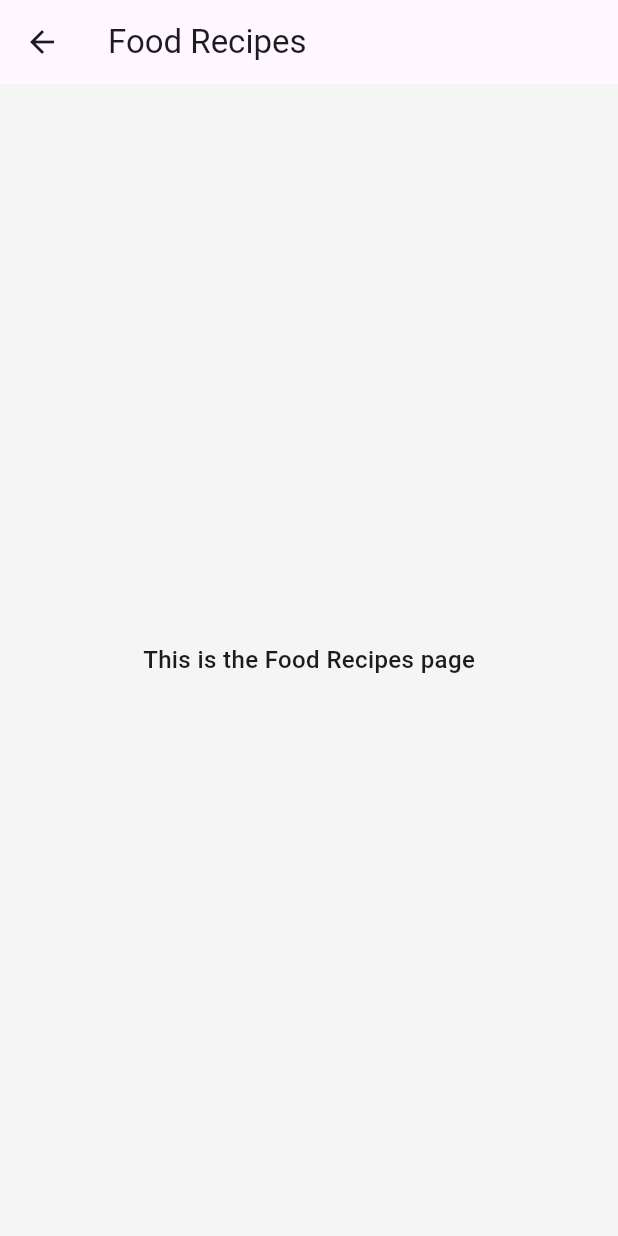
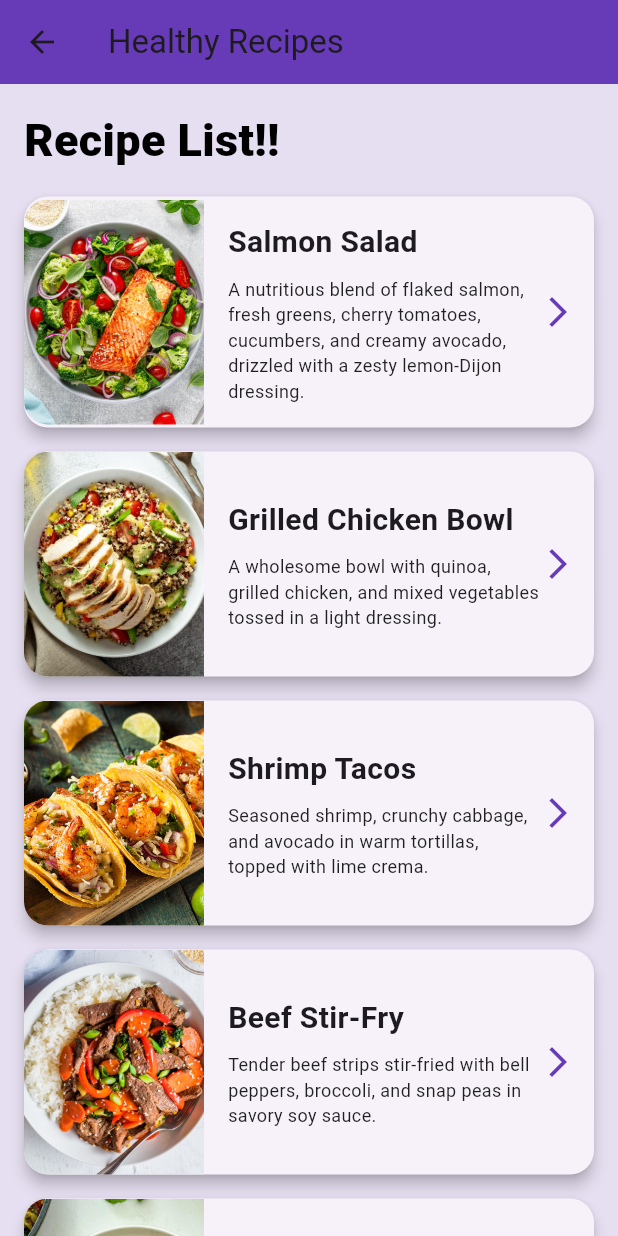
Before and after one commit to ReykarKoisa/SoftEngProject, a Flutter app: the HomePage screen opened by its route, after a tap on "Foods", on a phone screen of 412 x 824 dp. Run offline on Flutter 3.47's test engine with Material 3 defaults, Android fonts, the phone set to English and light mode, and no system bars.

Commit message:
I added 2 additional dart files and edited import in main file

```diff
--- a/soft_eng_code/lib/main.dart
+++ b/soft_eng_code/lib/main.dart
@@ -1,6 +1,7 @@
 // lib/main.dart
 import 'package:flutter/material.dart';
-import 'package:soft_eng_code/bmi_tracker.dart';  // ← your real BMI tracker widget
+import 'package:soft_eng_code/bmi_tracker.dart';
+import 'package:soft_eng_code/recipe_list_screen.dart';// ← your real BMI tracker widget
 
 void main() => runApp(const FitnessApp());
 
@@ -25,7 +26,7 @@
         '/bmi':      (c) => const InputPage(),
         '/weight':   (c) => const PlaceholderScreen(title: 'Weight Tracker'),
         '/exercises':(c) => const PlaceholderScreen(title: 'Exercises'),
-        '/recipes':  (c) => const PlaceholderScreen(title: 'Food Recipes'),
+        '/recipes':  (c) => const RecipeListScreen(),
         '/health':   (c) => const PlaceholderScreen(title: 'Health Info'),
       },
     );
--- /dev/null
+++ b/soft_eng_code/lib/recipe_detail_screen.dart
@@ -0,0 +1,179 @@
+import 'package:flutter/material.dart';
+
+class SalmonSaladScreen extends StatelessWidget {
+  const SalmonSaladScreen({super.key});
+
+  @override
+  Widget build(BuildContext context) {
+    return _RecipeTemplate(
+      title: 'Salmon Salad',
+      imagePath: 'assets/images/salmon_salad.jpg',
+      ingredients: [
+        '1 grilled salmon fillet',
+        '2 cups mixed greens',
+        '1/2 avocado, sliced',
+        'Cherry tomatoes',
+        'Lemon vinaigrette',
+      ],
+      steps: [
+        'Grill the salmon until cooked through.',
+        'Toss greens with avocado and tomatoes.',
+        'Top with salmon and drizzle dressing.',
+      ],
+    );
+  }
+}
+
+class GrilledChickenScreen extends StatelessWidget {
+  const GrilledChickenScreen({super.key});
+
+  @override
+  Widget build(BuildContext context) {
+    return _RecipeTemplate(
+      title: 'Grilled Chicken Bowl',
+      imagePath: 'assets/images/grilled_chicken.jpg',
+      ingredients: [
+        '1 chicken breast, grilled',
+        '1 cup brown rice',
+        'Steamed broccoli',
+        'Roasted bell peppers',
+        'Yogurt sauce',
+      ],
+      steps: [
+        'Grill chicken and slice into strips.',
+        'Prepare rice and veggies.',
+        'Arrange in a bowl and add yogurt sauce.',
+      ],
+    );
+  }
+}
+
+class ShrimpTacosScreen extends StatelessWidget {
+  const ShrimpTacosScreen({super.key});
+
+  @override
+  Widget build(BuildContext context) {
+    return _RecipeTemplate(
+      title: 'Shrimp Tacos',
+      imagePath: 'assets/images/shrimp_tacos.jpg',
+      ingredients: [
+        '12 shrimp, peeled and deveined',
+        '2 small tortillas',
+        '1/4 cup red cabbage, shredded',
+        'Sliced avocado',
+        'Lime wedges',
+        'Sour cream or chipotle sauce',
+      ],
+      steps: [
+        'Season and sauté shrimp until pink.',
+        'Warm tortillas.',
+        'Layer cabbage, shrimp, avocado.',
+        'Top with sauce and squeeze lime.',
+      ],
+    );
+  }
+}
+
+class BeefStirFryScreen extends StatelessWidget {
+  const BeefStirFryScreen({super.key});
+
+  @override
+  Widget build(BuildContext context) {
+    return _RecipeTemplate(
+      title: 'Beef Stir-Fry',
+      imagePath: 'assets/images/beef_stirfry.jpg',
+      ingredients: [
+        '1 cup sliced beef',
+        '1/2 bell pepper, sliced',
+        '1/2 onion, sliced',
+        'Soy sauce and garlic',
+        '1 cup cooked rice',
+      ],
+      steps: [
+        'Marinate beef in soy sauce and garlic.',
+        'Stir-fry beef until browned.',
+        'Add vegetables and cook until tender.',
+        'Serve over rice.',
+      ],
+    );
+  }
+}
+
+class ZucchiniPestoScreen extends StatelessWidget {
+  const ZucchiniPestoScreen({super.key});
+
+  @override
+  Widget build(BuildContext context) {
+    return _RecipeTemplate(
+      title: 'Zucchini Noodles with Pesto',
+      imagePath: 'assets/images/zucchini_pesto.jpg',
+      ingredients: [
+        '2 zucchinis, spiralized',
+        '1/4 cup pesto sauce',
+        'Cherry tomatoes (optional)',
+        'Parmesan cheese',
+        'Salt and pepper',
+      ],
+      steps: [
+        'Sauté zucchini noodles briefly.',
+        'Add pesto and toss gently.',
+        'Top with tomatoes and parmesan.',
+      ],
+    );
+  }
+}
+
+// ─────────────────────────────────────────────────────────────────────────────
+// Shared Layout Template for Recipe Screens
+// ─────────────────────────────────────────────────────────────────────────────
+
+class _RecipeTemplate extends StatelessWidget {
+  final String title;
+  final String imagePath;
+  final List<String> ingredients;
+  final List<String> steps;
+
+  const _RecipeTemplate({
+    required this.title,
+    required this.imagePath,
+    required this.ingredients,
+    required this.steps,
+  });
+
+  @override
+  Widget build(BuildContext context) {
+    return Scaffold(
+      appBar: AppBar(
+        title: Text(title),
+        backgroundColor: Colors.deepPurple,
+      ),
+      body: ListView(
+        padding: const EdgeInsets.all(16),
+        children: [
+          ClipRRect(
+            borderRadius: BorderRadius.circular(16),
+            child: Image.asset(imagePath, fit: BoxFit.cover),
+          ),
+          const SizedBox(height: 24),
+          Text('Ingredients', style: Theme.of(context).textTheme.headlineSmall),
+          const SizedBox(height: 8),
+          ...ingredients.map((item) => ListTile(
+            leading: const Icon(Icons.check_circle_outline, color: Colors.deepPurple),
+            title: Text(item),
+          )),
+          const SizedBox(height: 16),
+          Text('Steps', style: Theme.of(context).textTheme.headlineSmall),
+          const SizedBox(height: 8),
+          ...steps.asMap().entries.map((e) => ListTile(
+            leading: CircleAvatar(
+              backgroundColor: Colors.deepPurple,
+              foregroundColor: Colors.white,
+              child: Text('${e.key + 1}'),
+            ),
+            title: Text(e.value),
+          )),
+        ],
+      ),
+    );
+  }
+}
--- /dev/null
+++ b/soft_eng_code/lib/recipe_list_screen.dart
@@ -0,0 +1,132 @@
+import 'package:flutter/material.dart';
+import 'package:soft_eng_code/recipe_detail_screen.dart';
+
+class RecipeListScreen extends StatelessWidget {
+  const RecipeListScreen({super.key});
+
+  @override
+  Widget build(BuildContext context) {
+    final List<Map<String, dynamic>> recipes = [
+      {
+        'title': 'Salmon Salad',
+        'image': 'assets/images/salmon_salad.jpg',
+        'screen': const SalmonSaladScreen(),
+        'description':
+        'A nutritious blend of flaked salmon, fresh greens, cherry tomatoes, cucumbers, and creamy avocado, drizzled with a zesty lemon-Dijon dressing.',
+      },
+      {
+        'title': 'Grilled Chicken Bowl',
+        'image': 'assets/images/grilled_chicken.jpg',
+        'screen': const GrilledChickenScreen(),
+        'description':
+        'A wholesome bowl with quinoa, grilled chicken, and mixed vegetables tossed in a light dressing.',
+      },
+      {
+        'title': 'Shrimp Tacos',
+        'image': 'assets/images/shrimp_tacos.jpg',
+        'screen': const ShrimpTacosScreen(),
+        'description':
+        'Seasoned shrimp, crunchy cabbage, and avocado in warm tortillas, topped with lime crema.',
+      },
+      {
+        'title': 'Beef Stir-Fry',
+        'image': 'assets/images/beef_stirfry.jpg',
+        'screen': const BeefStirFryScreen(),
+        'description':
+        'Tender beef strips stir-fried with bell peppers, broccoli, and snap peas in savory soy sauce.',
+      },
+      {
+        'title': 'Zucchini with Pesto',
+        'image': 'assets/images/zucchini_pesto.jpg',
+        'screen': const ZucchiniPestoScreen(),
+        'description':
+        'Zucchini noodles tossed with basil pesto, cherry tomatoes, and pine nuts. Serve warm or chilled!',
+      },
+    ];
+
+    return Scaffold(
+      appBar: AppBar(
+        title: const Text('Healthy Recipes'),
+        backgroundColor: Colors.deepPurple,
+      ),
+      backgroundColor: const Color(0xFFE6DFF1),
+      body: ListView(
+        padding: const EdgeInsets.all(16),
+        children: [
+          const Padding(
+            padding: EdgeInsets.only(bottom: 16),
+            child: Text(
+              'Recipe List!!',
+              style: TextStyle(
+                fontSize: 30,
+                fontWeight: FontWeight.w800,
+                color: Colors.black,
+              ),
+            ),
+          ),
+          ...recipes.map((recipe) {
+            return Card(
+              margin: const EdgeInsets.only(bottom: 16),
+              shape: RoundedRectangleBorder(borderRadius: BorderRadius.circular(16)),
+              elevation: 4,
+              child: InkWell(
+                onTap: () {
+                  Navigator.push(
+                    context,
+                    MaterialPageRoute(builder: (_) => recipe['screen'] as Widget),
+                  );
+                },
+                borderRadius: BorderRadius.circular(16),
+                child: Row(
+                  children: [
+                    ClipRRect(
+                      borderRadius: const BorderRadius.only(
+                        topLeft: Radius.circular(16),
+                        bottomLeft: Radius.circular(16),
+                      ),
+                      child: Image.asset(
+                        recipe['image'] as String,
+                        width: 120,
+                        height: 150,
+                        fit: BoxFit.cover,
+                      ),
+                    ),
+                    const SizedBox(width: 16),
+                    Expanded(
+                      child: Padding(
+                        padding: const EdgeInsets.symmetric(vertical: 16),
+                        child: Column(
+                          crossAxisAlignment: CrossAxisAlignment.start,
+                          children: [
+                            Text(
+                              recipe['title'] as String,
+                              style: const TextStyle(
+                                fontSize: 20,
+                                fontWeight: FontWeight.w600,
+                              ),
+                            ),
+                            const SizedBox(height: 8),
+                            Text(
+                              recipe['description'] as String,
+                              style: const TextStyle(
+                                fontSize: 12,
+                                fontWeight: FontWeight.w400,
+                                color: Colors.black87,
+                              ),
+                            ),
+                          ],
+                        ),
+                      ),
+                    ),
+                    const Icon(Icons.arrow_forward_ios, color: Colors.deepPurple),
+                    const SizedBox(width: 12),
+                  ],
+                ),
+              ),
+            );
+          }).toList(),
+        ],
+      ),
+    );
+  }
+}
--- a/soft_eng_code/pubspec.yaml
+++ b/soft_eng_code/pubspec.yaml
@@ -56,6 +56,8 @@ flutter:
   # included with your application, so that you can use the icons in
   # the material Icons class.
   uses-material-design: true
+  assets:
+    - assets/images/
 
   # To add assets to your application, add an assets section, like this:
   # assets:
```
Also changed, not shown: soft_eng_code/assets/images/beef_stirfry.jpg (added), soft_eng_code/assets/images/grilled_chicken.jpg (added), soft_eng_code/assets/images/salmon_salad.jpg (added), soft_eng_code/assets/images/shrimp_tacos.jpg (added), soft_eng_code/assets/images/zucchini_pesto.jpg (added), soft_eng_code/flutter_01.png (added), soft_eng_code/flutter_02.png (added), soft_eng_code/flutter_03.png (added), soft_eng_code/flutter_04.png (added).
